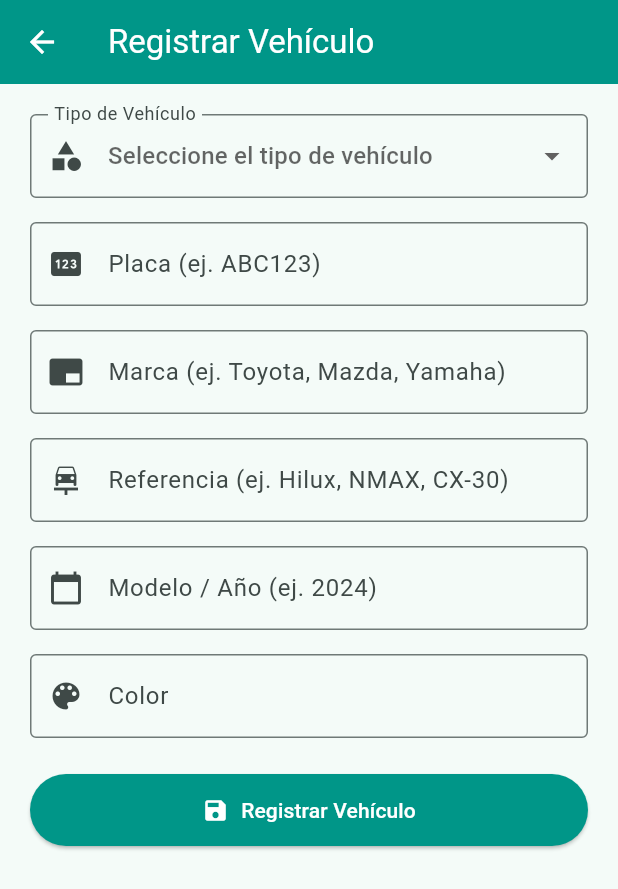
After one commit to spavehicular01/spa-vehicular, a Flutter app: the AddVehicleScreen screen opened directly, on a phone screen of 412 x 824 dp. The commit adds this screen. Shown: the top 889 px of the screen. Run offline on Flutter 3.47's test engine with Material 3 defaults, Android fonts, the phone set to English and light mode, and no system bars.

Commit message:
actualizando registros

```diff
--- /dev/null
+++ b/frontend/lib/screens/add_vehicle_screen.dart
@@ -0,0 +1,192 @@
+import 'package:flutter/material.dart';
+
+class AddVehicleScreen extends StatefulWidget {
+  final Map<String, String>? vehicleToEdit;
+
+  const AddVehicleScreen({super.key, this.vehicleToEdit});
+
+  @override
+  State<AddVehicleScreen> createState() => _AddVehicleScreenState();
+}
+
+class _AddVehicleScreenState extends State<AddVehicleScreen> {
+  final _formKey = GlobalKey<FormState>();
+
+  late TextEditingController _placaController;
+  late TextEditingController _marcaController;
+  late TextEditingController _referenciaController;
+  late TextEditingController _modeloController;
+  late TextEditingController _colorController;
+
+  // Opción seleccionada por defecto o traída desde la edición
+  String? _tipoVehiculoSeleccionado;
+
+  // Lista de tipos de vehículos disponibles
+  final List<String> _tiposVehiculos = [
+    'Moto',
+    'Automóvil',
+    'Camioneta',
+    'Turbo',
+    'Camión',
+  ];
+
+  @override
+  void initState() {
+    super.initState();
+    _placaController = TextEditingController(text: widget.vehicleToEdit?['placa'] ?? '');
+    _marcaController = TextEditingController(text: widget.vehicleToEdit?['marca'] ?? '');
+    _referenciaController = TextEditingController(text: widget.vehicleToEdit?['referencia'] ?? '');
+    _modeloController = TextEditingController(text: widget.vehicleToEdit?['modelo'] ?? '');
+    _colorController = TextEditingController(text: widget.vehicleToEdit?['color'] ?? '');
+
+    // Si viene un valor para editar, aseguramos que exista en la lista de opciones
+    final tipoInicial = widget.vehicleToEdit?['tipo'];
+    if (tipoInicial != null && _tiposVehiculos.contains(tipoInicial)) {
+      _tipoVehiculoSeleccionado = tipoInicial;
+    }
+  }
+
+  @override
+  void dispose() {
+    _placaController.dispose();
+    _marcaController.dispose();
+    _referenciaController.dispose();
+    _modeloController.dispose();
+    _colorController.dispose();
+    super.dispose();
+  }
+
+  void _guardar() {
+    if (_formKey.currentState!.validate()) {
+      final vehicleData = {
+        'tipo': _tipoVehiculoSeleccionado!,
+        'placa': _placaController.text.toUpperCase(),
+        'marca': _marcaController.text,
+        'referencia': _referenciaController.text,
+        'modelo': _modeloController.text,
+        'color': _colorController.text,
+      };
+      Navigator.pop(context, vehicleData);
+    }
+  }
+
+  @override
+  Widget build(BuildContext context) {
+    final esEdicion = widget.vehicleToEdit != null;
+
+    return Scaffold(
+      appBar: AppBar(
+        title: Text(esEdicion ? 'Editar Vehículo' : 'Registrar Vehículo'),
+        backgroundColor: Colors.teal,
+        foregroundColor: Colors.white,
+      ),
+      body: SingleChildScrollView(
+        padding: const EdgeInsets.all(20.0),
+        child: Form(
+          key: _formKey,
+          child: Column(
+            crossAxisAlignment: CrossAxisAlignment.stretch,
+            children: [
+              // Desplegable (Dropdown) para Tipo de Vehículo
+              DropdownButtonFormField<String>(
+                value: _tipoVehiculoSeleccionado,
+                decoration: const InputDecoration(
+                  labelText: 'Tipo de Vehículo',
+                  prefixIcon: Icon(Icons.category),
+                  border: OutlineInputBorder(),
+                ),
+                hint: const Text('Seleccione el tipo de vehículo'),
+                items: _tiposVehiculos.map((String tipo) {
+                  return DropdownMenuItem<String>(
+                    value: tipo,
+                    child: Text(tipo),
+                  );
+                }).toList(),
+                onChanged: (String? nuevoValor) {
+                  setState(() {
+                    _tipoVehiculoSeleccionado = nuevoValor;
+                  });
+                },
+                validator: (val) => val == null ? 'Selecciona un tipo de vehículo' : null,
+              ),
+              const SizedBox(height: 16),
+
+              // Placa
+              TextFormField(
+                controller: _placaController,
+                decoration: const InputDecoration(
+                  labelText: 'Placa (ej. ABC123)',
+                  prefixIcon: Icon(Icons.pin),
+                  border: OutlineInputBorder(),
+                ),
+                validator: (val) => val == null || val.isEmpty ? 'Campo requerido' : null,
+              ),
+              const SizedBox(height: 16),
+
+              // Marca
+              TextFormField(
+                controller: _marcaController,
+                decoration: const InputDecoration(
+                  labelText: 'Marca (ej. Toyota, Mazda, Yamaha)',
+                  prefixIcon: Icon(Icons.branding_watermark),
+                  border: OutlineInputBorder(),
+                ),
+                validator: (val) => val == null || val.isEmpty ? 'Campo requerido' : null,
+              ),
+              const SizedBox(height: 16),
+
+              // Referencia
+              TextFormField(
+                controller: _referenciaController,
+                decoration: const InputDecoration(
+                  labelText: 'Referencia (ej. Hilux, NMAX, CX-30)',
+                  prefixIcon: Icon(Icons.car_repair),
+                  border: OutlineInputBorder(),
+                ),
+                validator: (val) => val == null || val.isEmpty ? 'Campo requerido' : null,
+              ),
+              const SizedBox(height: 16),
+
+              // Modelo / Año
+              TextFormField(
+                controller: _modeloController,
+                keyboardType: TextInputType.number,
+                decoration: const InputDecoration(
+                  labelText: 'Modelo / Año (ej. 2024)',
+                  prefixIcon: Icon(Icons.calendar_today),
+                  border: OutlineInputBorder(),
+                ),
+                validator: (val) => val == null || val.isEmpty ? 'Campo requerido' : null,
+              ),
+              const SizedBox(height: 16),
+
+              // Color
+              TextFormField(
+                controller: _colorController,
+                decoration: const InputDecoration(
+                  labelText: 'Color',
+                  prefixIcon: Icon(Icons.color_lens),
+                  border: OutlineInputBorder(),
+                ),
+                validator: (val) => val == null || val.isEmpty ? 'Campo requerido' : null,
+              ),
+              const SizedBox(height: 24),
+
+              // Botón Guardar
+              ElevatedButton.icon(
+                onPressed: _guardar,
+                icon: const Icon(Icons.save),
+                label: Text(esEdicion ? 'Guardar Cambios' : 'Registrar Vehículo'),
+                style: ElevatedButton.styleFrom(
+                  backgroundColor: Colors.teal,
+                  foregroundColor: Colors.white,
+                  padding: const EdgeInsets.symmetric(vertical: 14),
+                ),
+              )
+            ],
+          ),
+        ),
+      ),
+    );
+  }
+}
```
Also changed, not shown: frontend/lib/screens/login_screen.dart (+40 -94 lines), frontend/lib/screens/main_navigation_screen.dart (+49 -65 lines), frontend/lib/screens/profile_screen.dart (+138 -69 lines).
